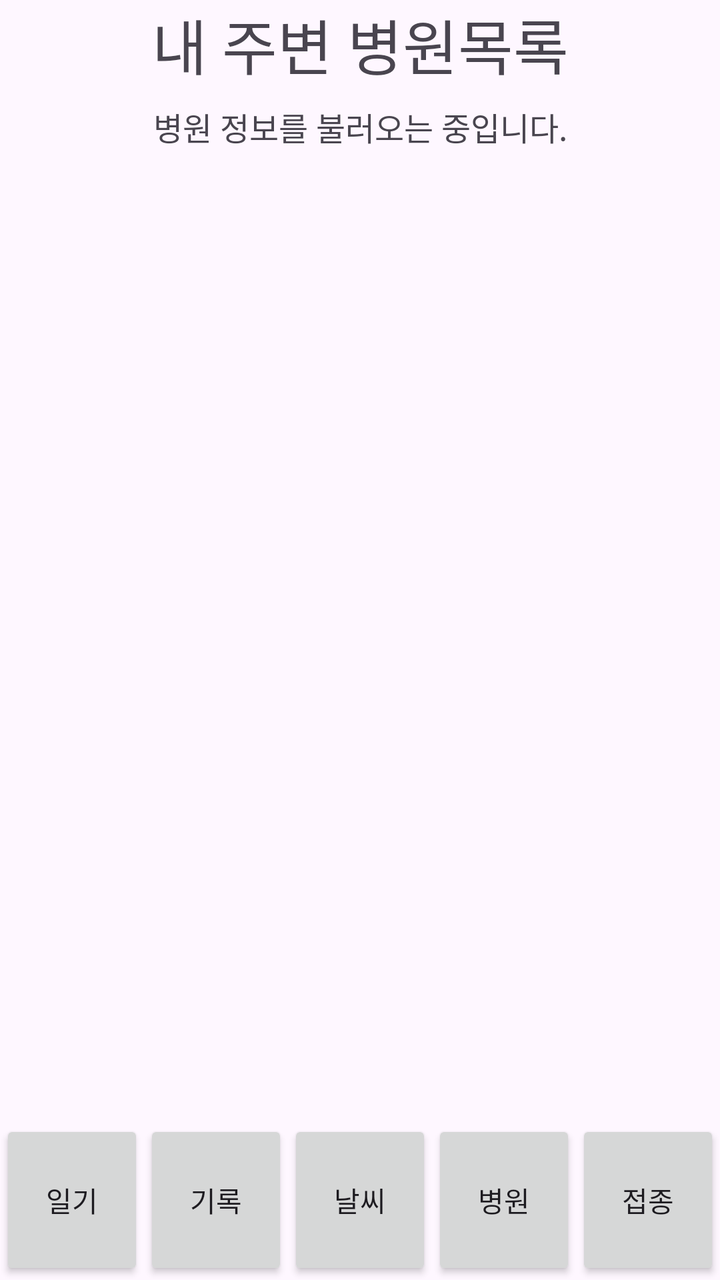
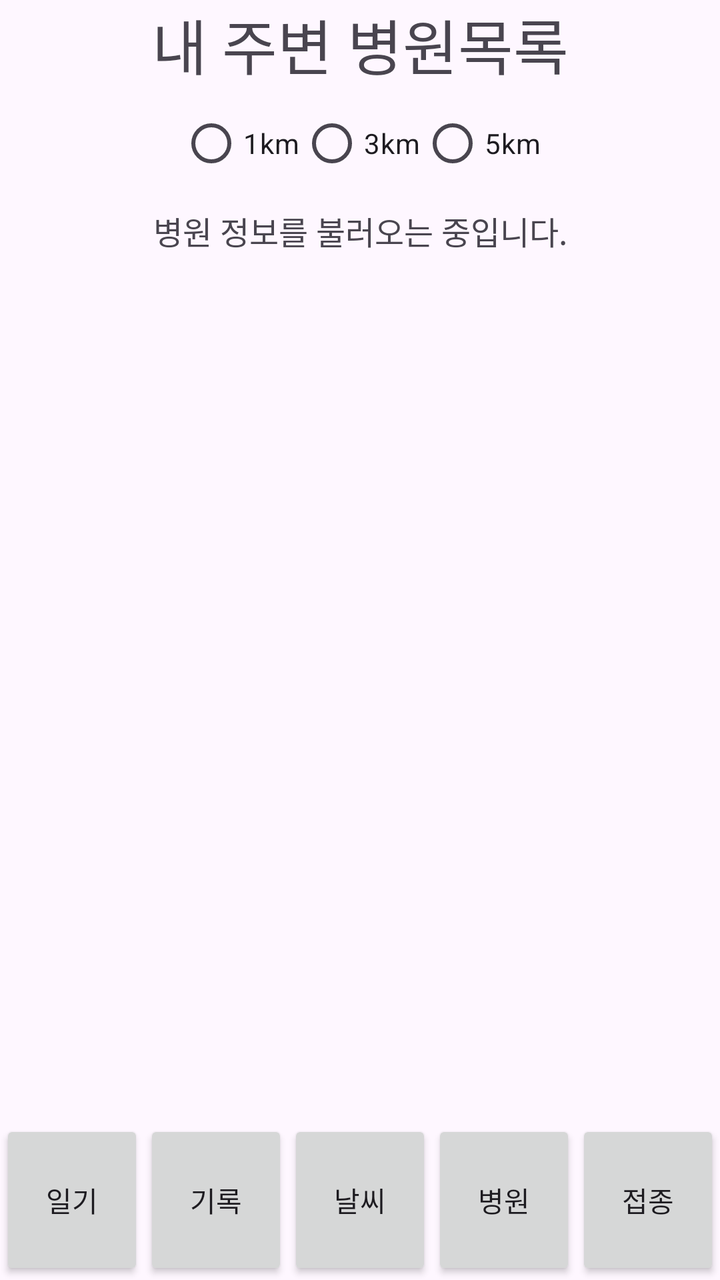

The first picture is an Android layout as it rendered before a commit; the second is the same layout after the commit. The layout source and the unified diff follow.
<!-- AndroidManifest.xml: application theme Theme.JH_chronicles -->
<!-- res/layout/activity_hospital.xml -->
<?xml version="1.0" encoding="utf-8"?>
<androidx.constraintlayout.widget.ConstraintLayout
    xmlns:android="http://schemas.android.com/apk/res/android"
    xmlns:app="http://schemas.android.com/apk/res-auto"
    xmlns:tools="http://schemas.android.com/tools"
    android:layout_width="match_parent"
    android:layout_height="match_parent"
    android:orientation="vertical"
    tools:context=".HospitalActivity">

    <TextView
        android:id="@+id/textView"
        android:layout_width="wrap_content"
        android:layout_height="wrap_content"
        android:text="내 주변 병원목록"
        android:textSize="30sp"
        app:layout_constraintEnd_toEndOf="parent"
        app:layout_constraintStart_toStartOf="parent"
        app:layout_constraintTop_toTopOf="parent" />

    <TextView
        android:id="@+id/statusText"
        android:layout_width="wrap_content"
        android:layout_height="wrap_content"
        android:layout_marginTop="8dp"
        android:text="병원 정보를 불러오는 중입니다."
        android:textSize="16sp"
        app:layout_constraintStart_toStartOf="parent"
        app:layout_constraintEnd_toEndOf="parent"
        app:layout_constraintTop_toBottomOf="@id/textView" />

    <ProgressBar
        android:id="@+id/progressBar"
        style="?android:attr/progressBarStyle"
        android:layout_width="wrap_content"
        android:layout_height="wrap_content"
        android:visibility="visible"
        app:layout_constraintBottom_toTopOf="@+id/linearLayout"
        app:layout_constraintEnd_toEndOf="parent"
        app:layout_constraintStart_toStartOf="parent"
        app:layout_constraintTop_toBottomOf="@+id/statusText" />

    <androidx.recyclerview.widget.RecyclerView
        android:id="@+id/hospitalRc"
        android:layout_width="match_parent"
        android:layout_height="0dp"
        android:layout_marginTop="8dp"
        android:clipToPadding="false"
        android:paddingTop="4dp"
        android:paddingBottom="8dp"
        android:scrollbars="vertical"
        android:visibility="gone"
        app:layout_constraintBottom_toTopOf="@+id/linearLayout"
        app:layout_constraintEnd_toEndOf="parent"
        app:layout_constraintStart_toStartOf="parent"
        app:layout_constraintTop_toBottomOf="@+id/statusText" />

    <LinearLayout
        android:id="@+id/linearLayout"
        android:layout_width="match_parent"
        android:layout_height="80dp"
        android:gravity="center"
        android:orientation="horizontal"
        app:layout_constraintBottom_toBottomOf="parent"
        app:layout_constraintEnd_toEndOf="parent"
        app:layout_constraintStart_toStartOf="parent"
        android:weightSum="5">

        <Button
            android:id="@+id/diaryBtn"
            android:layout_width="0dp"
            android:layout_height="80dp"
            android:layout_weight="1"
            android:text="일기"/>
        <Button
            android:id="@+id/recordBtn"
            android:layout_width="0dp"
            android:layout_height="80dp"
            android:layout_weight="1"
            android:text="기록"/>
        <Button
            android:id="@+id/weatherBtn"
            android:layout_width="0dp"
            android:layout_height="80dp"
            android:layout_weight="1"
            android:text="날씨"/>
        <Button
            android:id="@+id/mapBtn"
            android:layout_width="0dp"
            android:layout_height="80dp"
            android:layout_weight="1"
            android:text="병원"/>
        <Button
            android:id="@+id/dDayBtn"
            android:layout_width="0dp"
            android:layout_height="80dp"
            android:layout_weight="1"
            android:text="접종"/>

    </LinearLayout>

</androidx.constraintlayout.widget.ConstraintLayout>
<!-- resources referenced by this layout -->
<resources>
  <style name="Theme.JH_chronicles" parent="Base.Theme.JH_chronicles" />
  <style name="Base.Theme.JH_chronicles" parent="Theme.Material3.DayNight.NoActionBar">
          
          
      </style>
</resources>

<!-- the commit's change to res/layout/activity_hospital.xml (unified diff, before → after) -->
@@ -18,6 +18,37 @@
         app:layout_constraintStart_toStartOf="parent"
         app:layout_constraintTop_toTopOf="parent" />
 
+    
+    <RadioGroup
+        android:id="@+id/searchRadiusGroup"
+        android:layout_width="wrap_content"
+        android:layout_height="wrap_content"
+        android:layout_marginTop="4dp"
+        android:orientation="horizontal"
+        app:layout_constraintEnd_toEndOf="parent"
+        app:layout_constraintStart_toStartOf="parent"
+        app:layout_constraintTop_toBottomOf="@id/textView">
+
+        <RadioButton
+            android:id="@+id/radius1kmBtn"
+            android:layout_width="wrap_content"
+            android:layout_height="wrap_content"
+            android:text="1km" />
+
+        <RadioButton
+            android:id="@+id/radius3kmBtn"
+            android:layout_width="wrap_content"
+            android:layout_height="wrap_content"
+            android:text="3km" />
+
+        <RadioButton
+            android:id="@+id/radius5kmBtn"
+            android:layout_width="wrap_content"
+            android:layout_height="wrap_content"
+            android:text="5km" />
+
+    </RadioGroup>
+
     <TextView
         android:id="@+id/statusText"
         android:layout_width="wrap_content"
@@ -27,7 +58,7 @@
         android:textSize="16sp"
         app:layout_constraintStart_toStartOf="parent"
         app:layout_constraintEnd_toEndOf="parent"
-        app:layout_constraintTop_toBottomOf="@id/textView" />
+        app:layout_constraintTop_toBottomOf="@id/searchRadiusGroup" />
 
     <ProgressBar
         android:id="@+id/progressBar"
